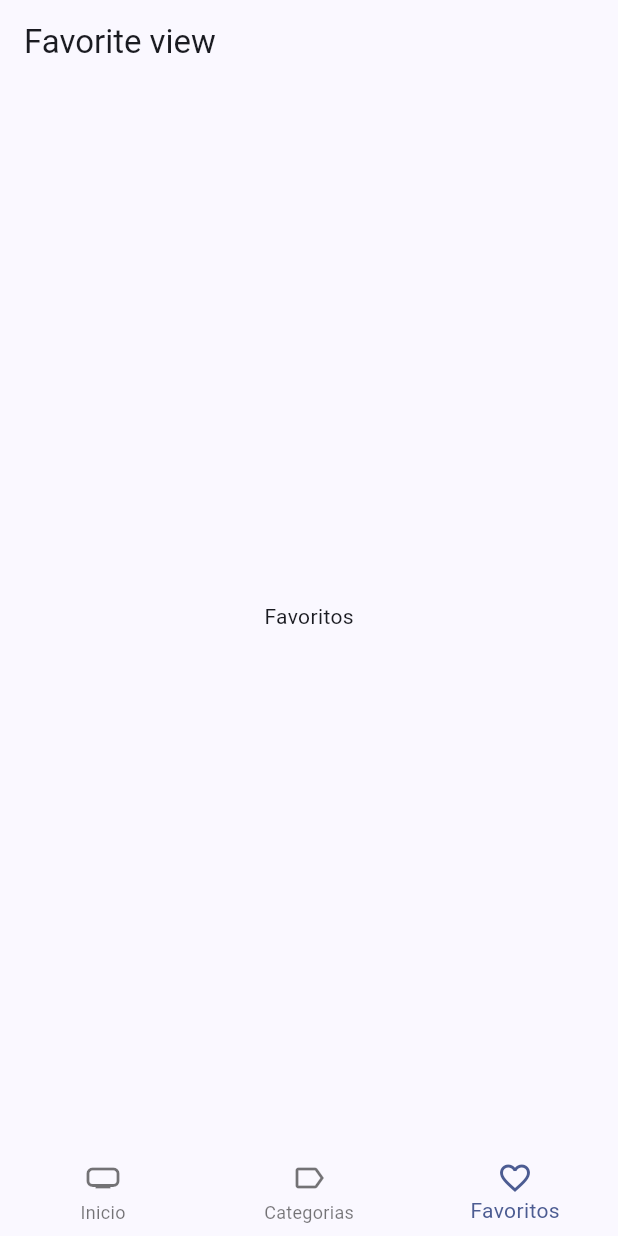
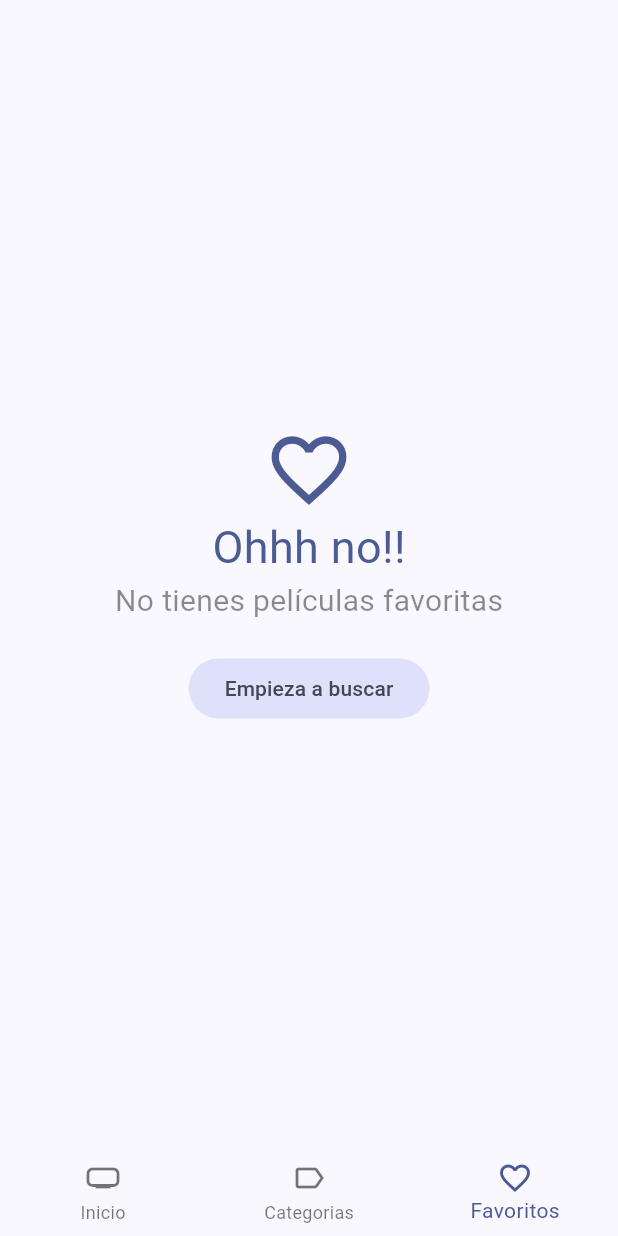
Before and after one commit to bjjdiaz209/cipediaPR, a Flutter app: the screen it shows after launch, item 3 of the bottom bar chosen, on a phone screen of 412 x 824 dp. Run offline on Flutter 3.47's test engine with Material 3 defaults, Android fonts, the light colour scheme and no system bars; our stand-ins replace animate_do, card_swiper, dio, flutter_dotenv, flutter_riverpod, go_router and 1 more; accounts and stored records are empty; network calls fail.

Commit message:
watch movies fav,masonrygridview,delete add dinamic

```diff
--- a/lib/infrastucture/datasources/isar_datasource.dart
+++ b/lib/infrastucture/datasources/isar_datasource.dart
@@ -41,6 +41,7 @@ class IsarDatasource extends LocalStorageDatasorce {
     if (favoriteMovie != null) {
       //borrar
       isar.writeTxnSync(() => isar.movies.deleteSync(favoriteMovie.isarId!));
+      return;
     }
     //insertar
     isar.writeTxnSync(() => isar.movies.putSync(movie));
--- a/lib/presentation/providers/providers.dart
+++ b/lib/presentation/providers/providers.dart
@@ -9,3 +9,4 @@ export 'search/search_movies_provider.dart';
 export 'movies/movie_info_provider.dart';
 
 export 'storage/local_storage_provider.dart';
+export 'storage/favorites_movies_provider.dart';
--- a/lib/presentation/screens/movies/movie_screen.dart
+++ b/lib/presentation/screens/movies/movie_screen.dart
@@ -197,7 +197,7 @@ class _CustomSliverAppBar extends ConsumerWidget {
         IconButton(
             onPressed: () async {
               await ref
-                  .watch(localStorageRepositoryProvider)
+                  .read(favoriteMoviesProvider.notifier)
                   .toggleFavorite(movie);
 
               ref.invalidate(isFavoriteProvider(movie.id));
--- a/lib/presentation/views/movies/favorites_view.dart
+++ b/lib/presentation/views/movies/favorites_view.dart
@@ -1,17 +1,65 @@
+import 'package:cinepediab/presentation/providers/storage/favorites_movies_provider.dart';
+import 'package:cinepediab/presentation/widgets/movies/movie_masonry.dart';
 import 'package:flutter/material.dart';
+import 'package:flutter_riverpod/flutter_riverpod.dart';
+import 'package:go_router/go_router.dart';
 
-class FavoritesView extends StatelessWidget {
+class FavoritesView extends ConsumerStatefulWidget {
   const FavoritesView({super.key});
 
   @override
+  FavoritesViewState createState() => FavoritesViewState();
+}
+
+class FavoritesViewState extends ConsumerState<FavoritesView> {
+  bool islastPage = false;
+  bool isLoading = false;
+
+  @override
+  void initState() {
+    super.initState();
+    loadNextPage();
+  }
+
+  void loadNextPage() async {
+    if (isLoading || islastPage) return;
+    isLoading = true;
+
+    final movies =
+        await ref.read(favoriteMoviesProvider.notifier).loadNextPage();
+    isLoading = false;
+
+    if (movies.isEmpty) {
+      isLoading = true;
+    }
+  }
+
+  @override
   Widget build(BuildContext context) {
+    final favoriteMovies = ref.watch(favoriteMoviesProvider).values.toList();
+
+    if (favoriteMovies.isEmpty) {
+      final colors = Theme.of(context).colorScheme;
+      return Center(
+        child: Column(
+          mainAxisAlignment: MainAxisAlignment.center,
+          crossAxisAlignment: CrossAxisAlignment.center,
+          children: [
+            Icon(Icons.favorite_outline_sharp, size: 60, color: colors.primary),
+            Text('Ohhh no!!',
+                style: TextStyle(fontSize: 30, color: colors.primary)),
+            const Text('No tienes películas favoritas',
+                style: TextStyle(fontSize: 20, color: Colors.black45)),
+            const SizedBox(height: 20),
+            FilledButton.tonal(
+                onPressed: () => context.go('/home/0'),
+                child: const Text('Empieza a buscar'))
+          ],
+        ),
+      );
+    }
+
     return Scaffold(
-      appBar: AppBar(
-        title: const Text('Favorite view'),
-      ),
-      body: const Center(
-        child: Text('Favoritos'),
-      ),
-    );
+        body: MovieMasonry(loadNextPage: loadNextPage, movies: favoriteMovies));
   }
 }
--- a/pubspec.yaml
+++ b/pubspec.yaml
@@ -14,6 +14,7 @@ dependencies:
     sdk: flutter
   flutter_dotenv: ^5.1.0
   flutter_riverpod: ^2.5.1
+  flutter_staggered_grid_view: ^0.7.0
   go_router: ^14.2.0
   intl: ^0.19.0
   isar: ^3.1.0+1
```
Also changed, not shown: lib/presentation/providers/storage/favorites_movies_provider.dart (added, +50 -0 lines), lib/presentation/widgets/movies/movie_masonry.dart (added, +65 -0 lines), lib/presentation/widgets/movies/movie_poster_link.dart (added, +23 -0 lines), pubspec.lock.
